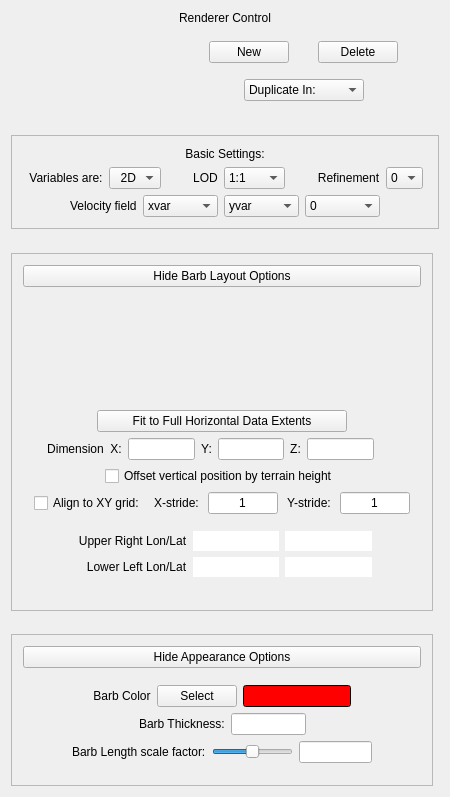
The window that apps/vaporgui/guis/ui/arrow.ui (yyr/vapor) describes before a commit, drawn with Qt 5.
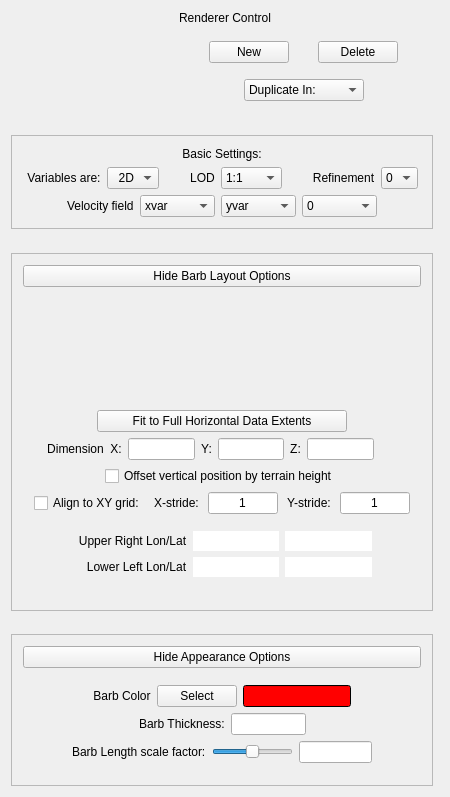
The same window after the commit. Custom widgets are drawn as their Qt base class.

Commit message: Resize some tabs.  Also provide button to choose installed image.

What changed in the file:
```diff
--- a/apps/vaporgui/guis/ui/arrow.ui
+++ b/apps/vaporgui/guis/ui/arrow.ui
@@ -232,6 +232,12 @@
      </item>
      <item>
       <widget class="QFrame" name="frame_2">
+       <property name="maximumSize">
+        <size>
+         <width>422</width>
+         <height>16777215</height>
+        </size>
+       </property>
        <property name="frameShape">
         <enum>QFrame::StyledPanel</enum>
        </property>
```
The commit also changes 5 other files.
